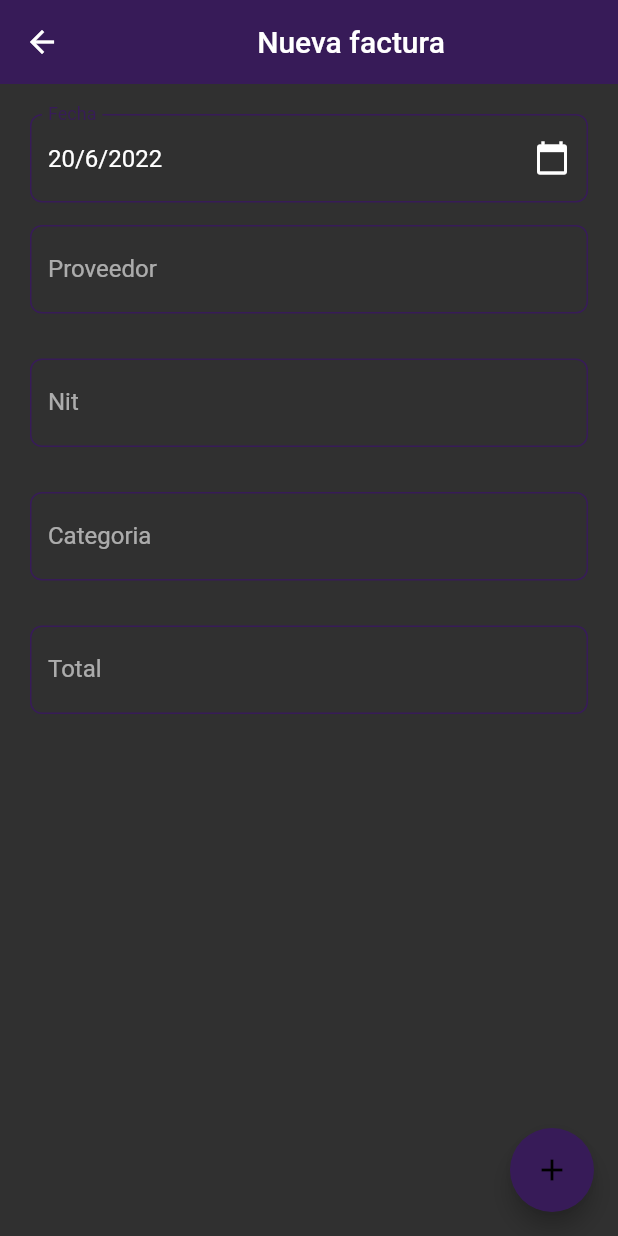
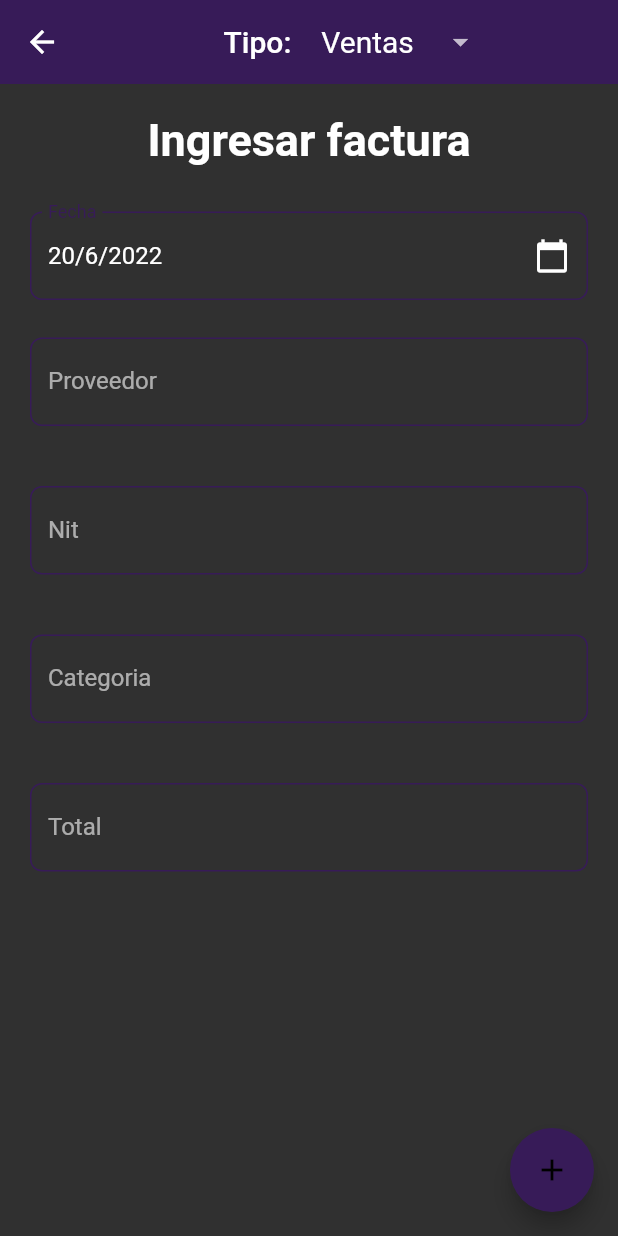
Before and after one commit to B3rert/facuturas_registro, a Flutter app: the IngresarScreen screen opened by its route, on a phone screen of 412 x 824 dp. Run offline on Flutter 3.47's test engine with Material 2 defaults, Android fonts, the light colour scheme and no system bars.

Commit message:
add dropdown type document

```diff
--- a/lib/models/factura_model.dart
+++ b/lib/models/factura_model.dart
@@ -3,6 +3,7 @@ import 'package:facuturas_registro/models/models.dart';
 class FacturaModel {
   FacturaModel({
     required this.id,
+    required this.tipo,
     required this.fecha,
     required this.proveedor,
     this.categoria,
@@ -10,6 +11,7 @@ class FacturaModel {
   });
 
   int id;
+  String tipo;
   String fecha;
   ProveedorModel proveedor;
   String? categoria;
--- a/lib/providers/form_ingresar_provider.dart
+++ b/lib/providers/form_ingresar_provider.dart
@@ -2,6 +2,7 @@ import 'package:flutter/cupertino.dart';
 
 class FormIngresarProvider extends ChangeNotifier {
   final Map<String, String> formValues = {
+    'tipo': '',
     "fecha": "",
     "proveedorNombre": "",
     "proveedorNit": "",
--- a/lib/screens/ingresar_screen.dart
+++ b/lib/screens/ingresar_screen.dart
@@ -4,6 +4,7 @@ import 'package:facuturas_registro/helper/input_helper.dart';
 import 'package:facuturas_registro/models/models.dart';
 import 'package:facuturas_registro/providers/provider.dart';
 import 'package:facuturas_registro/themes/app_theme.dart';
+import 'package:facuturas_registro/widgets/custom_dropdown_widget.dart';
 import 'package:facuturas_registro/widgets/cutom_input_number_widget.dart';
 import 'package:facuturas_registro/widgets/widgets.dart';
 import 'package:flutter/material.dart';
@@ -58,6 +59,7 @@ class IngresarScreen extends StatelessWidget {
 
               final factura = FacturaModel(
                 id: generateRandomNumber(),
+                tipo: formIngresar.formValues['tipo']!,
                 fecha: formIngresar.formValues['fecha']!,
                 proveedor: proveedor,
                 categoria: formIngresar.formValues['categoria']!,
@@ -77,7 +79,19 @@ class IngresarScreen extends StatelessWidget {
           child: const Icon(Icons.add),
         ),
         appBar: AppBar(
-          title: const Center(child: Text('Nueva factura')),
+          //Add title add dropdown together with input
+          title: Row(
+            mainAxisAlignment: MainAxisAlignment.center,
+            children: <Widget>[
+              const Text('Tipo:'),
+              const SizedBox(width: 20),
+              CustomDropdownWidget(
+                formProperty: "tipo",
+                formValues: formIngresar.formValues,
+                items: const ["Ventas", "Compras"],
+              ),
+            ],
+          ),
         ),
         body: SingleChildScrollView(
           padding: const EdgeInsets.all(20),
@@ -86,12 +100,21 @@ class IngresarScreen extends StatelessWidget {
             key: formIngresar.formKey,
             child: Column(
               children: [
+                const Text(
+                  "Ingresar factura",
+                  style: TextStyle(
+                    fontSize: 30,
+                    fontWeight: FontWeight.bold,
+                  ),
+                ),
+                const SizedBox(height: 30),
                 CustomInputDateWidget(
                   formProperty: 'fecha',
                   formValues: formIngresar.formValues,
                   labelText: 'Fecha',
                   hintText: 'Fecha de la factura',
                 ),
+                const SizedBox(height: 10),
                 CustomInputWidget(
                   maxLines: 1,
                   formProperty: 'proveedorNombre',
@@ -99,6 +122,7 @@ class IngresarScreen extends StatelessWidget {
                   labelText: 'Proveedor',
                   hintText: 'Nombre del proveedor',
                 ),
+                const SizedBox(height: 10),
                 CustomInputWidget(
                   maxLines: 1,
                   formProperty: 'proveedorNit',
@@ -106,6 +130,7 @@ class IngresarScreen extends StatelessWidget {
                   labelText: 'Nit',
                   hintText: 'Nit del proveedor',
                 ),
+                const SizedBox(height: 10),
                 CustomInputWidget(
                   maxLines: 1,
                   formProperty: 'categoria',
@@ -114,6 +139,7 @@ class IngresarScreen extends StatelessWidget {
                   hintText: 'Categoria de la factura',
                   validator: false,
                 ),
+                const SizedBox(height: 10),
                 CustomInputNumberWidget(
                   maxLines: 1,
                   formProperty: 'total',
--- /dev/null
+++ b/lib/widgets/custom_dropdown_widget.dart
@@ -0,0 +1,50 @@
+import 'package:flutter/material.dart';
+
+class CustomDropdownWidget extends StatefulWidget {
+  const CustomDropdownWidget({
+    Key? key,
+    required this.items,
+    required this.formProperty,
+    required this.formValues,
+  }) : super(key: key);
+
+  final List<String> items;
+  final String formProperty;
+  final Map<String, String> formValues;
+
+  @override
+  State<CustomDropdownWidget> createState() => _CustomDropdownWidgetState();
+}
+
+class _CustomDropdownWidgetState extends State<CustomDropdownWidget> {
+  String _chosenValue = 'Ventas';
+  @override
+  Widget build(BuildContext context) {
+    return DropdownButton<String>(
+      value: _chosenValue,
+      icon: const Icon(Icons.arrow_drop_down),
+      iconSize: 24,
+      elevation: 16,
+      underline: Container(
+        height: 0,
+      ),
+      onChanged: (String? newValue) {
+        setState(() {
+          _chosenValue = newValue!;
+        });
+      },
+      items: widget.items.map<DropdownMenuItem<String>>((String value) {
+        return DropdownMenuItem<String>(
+          value: value,
+          //text style tittle appBar
+          child: Text(
+            value,
+            style: const TextStyle(
+              fontSize: 20,
+            ),
+          ),
+        );
+      }).toList(),
+    );
+  }
+}
--- a/lib/widgets/cutom_input_widget.dart
+++ b/lib/widgets/cutom_input_widget.dart
@@ -21,7 +21,6 @@ class CustomInputWidget extends StatelessWidget {
   final String? hintText;
   final String? initialValue;
   final int maxLines;
-
   final bool? validator;
   final String formProperty;
   final Map<String, String> formValues;
```
